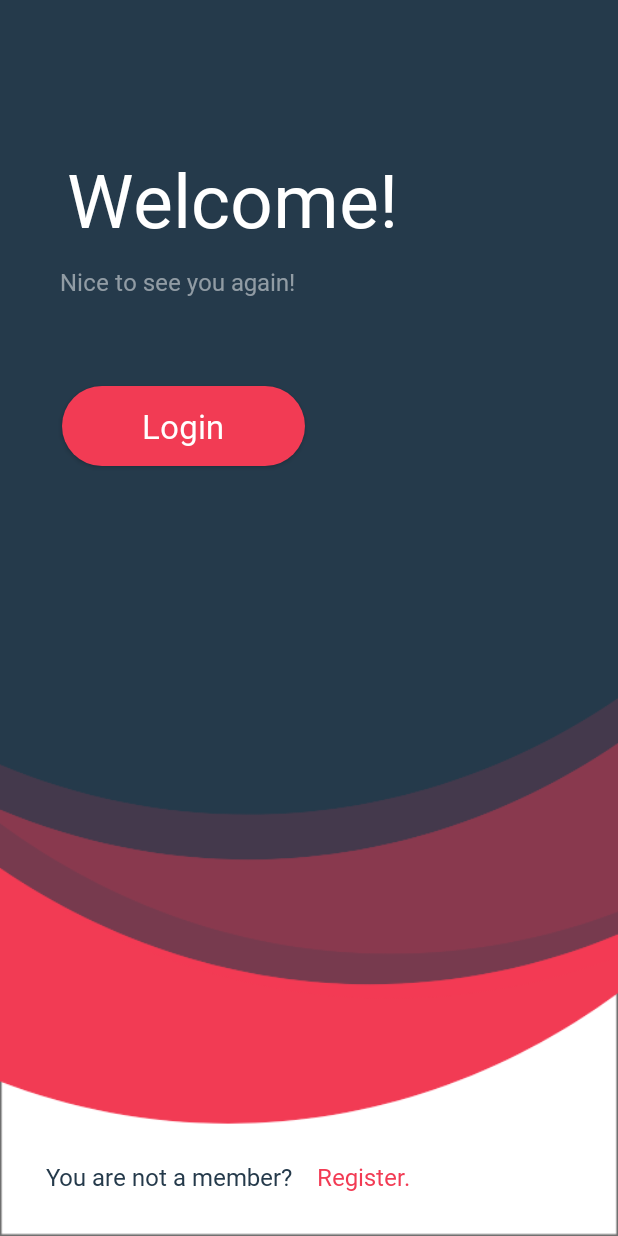
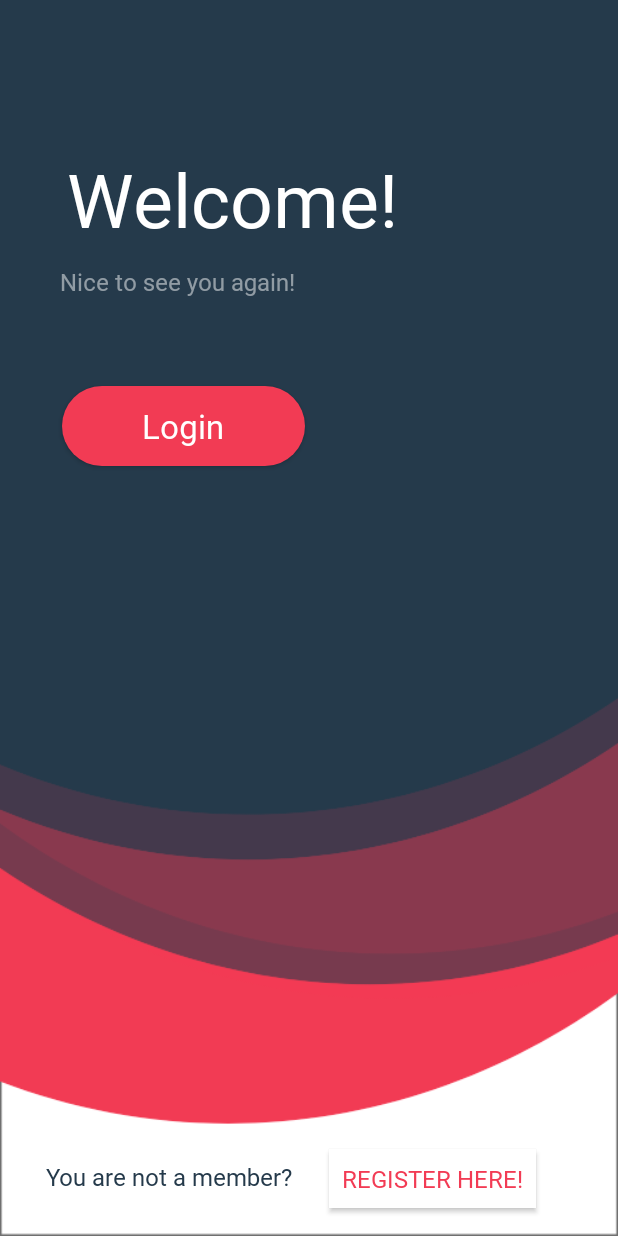
Before and after one commit to YassinMahouti/E-Health-Android-App, an Android app: the screen it shows after launch (MainActivity), on a phone screen of 412 x 824 dp. Run offline under Robolectric (Android 15) with nearby library versions, the light colour scheme and no system bars.

Commit message:
Activity aan registratieknop koppelen

```diff
--- a/src/main/AndroidManifest.xml
+++ b/src/main/AndroidManifest.xml
@@ -14,6 +14,7 @@
             android:label="@string/title_activity_nav_drawer"
             android:theme="@style/AppTheme.NoActionBar"></activity>
         <activity android:name="be.ehb.LoginMockup.LoginAct" />
+        <activity android:name="be.ehb.LoginMockup.ui.registratie.RegAct"/>
         <activity android:name="be.ehb.LoginMockup.MainActivity">
             <intent-filter>
                 <action android:name="android.intent.action.MAIN" />
--- a/src/main/java/be/ehb/LoginMockup/LoginAct.java
+++ b/src/main/java/be/ehb/LoginMockup/LoginAct.java
@@ -22,6 +22,7 @@ public class LoginAct extends AppCompatActivity {
 
         login = findViewById(R.id.button);
 
+        //ga naar home
         login.setOnClickListener(new View.OnClickListener() {
             @Override
             public void onClick(View v) {
--- a/src/main/java/be/ehb/LoginMockup/MainActivity.java
+++ b/src/main/java/be/ehb/LoginMockup/MainActivity.java
@@ -8,18 +8,33 @@ import android.view.View;
 import android.widget.Button;
 
 import be.ehb.Ehealth.R;
+import be.ehb.LoginMockup.ui.registratie.RegAct;
 
 public class MainActivity extends AppCompatActivity {
 
     Button loginButton;
+    Button regButton;
 
     @Override
     protected void onCreate(Bundle savedInstanceState) {
         super.onCreate(savedInstanceState);
         setContentView(R.layout.activity_main);
 
+        //initialise registration button
+        regButton = findViewById(R.id.register);
+        regButton.setOnClickListener(new View.OnClickListener() {
+            @Override
+            public void onClick(View v) {
+                Intent intent = new Intent(MainActivity.this, RegAct.class);
+                startActivity(intent);
+            }
+        });
+
         loginButton = findViewById(R.id.loginBtn);
 
+
+
+        //go to login screen
         loginButton.setOnClickListener(new View.OnClickListener() {
             @Override
             public void onClick(View v) {
--- a/src/main/java/be/ehb/LoginMockup/ui/WhereToWorkout/FindPlaceFragment.java
+++ b/src/main/java/be/ehb/LoginMockup/ui/whereToWorkout/FindPlaceFragment.java
@@ -1,4 +1,4 @@
-package be.ehb.LoginMockup.ui.WhereToWorkout;
+package be.ehb.LoginMockup.ui.whereToWorkout;
 
 import android.os.Bundle;
 import android.view.LayoutInflater;
@@ -13,7 +13,6 @@ import androidx.lifecycle.Observer;
 import androidx.lifecycle.ViewModelProviders;
 
 import be.ehb.Ehealth.R;
-import be.ehb.LoginMockup.ui.slideshow.SlideshowViewModel;
 
 public class FindPlaceFragment extends Fragment {
 
--- a/src/main/java/be/ehb/LoginMockup/ui/WhereToWorkout/FindPlaceViewModel.java
+++ b/src/main/java/be/ehb/LoginMockup/ui/whereToWorkout/FindPlaceViewModel.java
@@ -1,4 +1,4 @@
-package be.ehb.LoginMockup.ui.WhereToWorkout;
+package be.ehb.LoginMockup.ui.whereToWorkout;
 
 
 import androidx.lifecycle.LiveData;
--- a/src/main/res/layout/activity_main.xml
+++ b/src/main/res/layout/activity_main.xml
@@ -12,7 +12,6 @@
         android:layout_width="wrap_content"
         android:layout_height="wrap_content"
         android:layout_marginLeft="16dp"
-        android:layout_marginStart="16dp"
         android:fontFamily="@font/light"
         android:text="You are not a member?"
         android:textColor="@color/gray"
@@ -24,22 +23,21 @@
         app:layout_constraintTop_toTopOf="parent"
         app:layout_constraintVertical_bias="0.964" />
 
-    <TextView
-        android:id="@+id/textView"
-        android:layout_width="wrap_content"
-        android:layout_height="wrap_content"
-        android:layout_marginStart="4dp"
-        android:layout_marginLeft="4dp"
+    <Button
+        android:id="@+id/register"
+        android:layout_width="138dp"
+        android:layout_height="39dp"
+        android:background="@color/white"
         android:fontFamily="@font/bold"
-        android:text="Register."
+        android:text="Register here!"
         android:textColor="@color/red"
         android:textSize="16sp"
         app:layout_constraintBottom_toBottomOf="parent"
         app:layout_constraintEnd_toEndOf="parent"
-        app:layout_constraintHorizontal_bias="0.08"
+        app:layout_constraintHorizontal_bias="0.304"
         app:layout_constraintStart_toEndOf="@+id/textView2"
         app:layout_constraintTop_toTopOf="parent"
-        app:layout_constraintVertical_bias="0.964" />
+        app:layout_constraintVertical_bias="0.976" />
 
     <TextView
         android:id="@+id/textView3"
--- a/src/main/res/navigation/mobile_navigation.xml
+++ b/src/main/res/navigation/mobile_navigation.xml
@@ -47,7 +47,7 @@
         tools:layout="@layout/fragment_privacy" />
     <fragment
         android:id="@+id/nav_find_place"
-        android:name="be.ehb.LoginMockup.ui.WhereToWorkout.FindPlaceFragment"
+        android:name="be.ehb.LoginMockup.ui.whereToWorkout.FindPlaceFragment"
         android:label="Where to workout? "
         tools:layout="@layout/fragment_find_place" />
 
```
Also changed, not shown: 1 other file.
